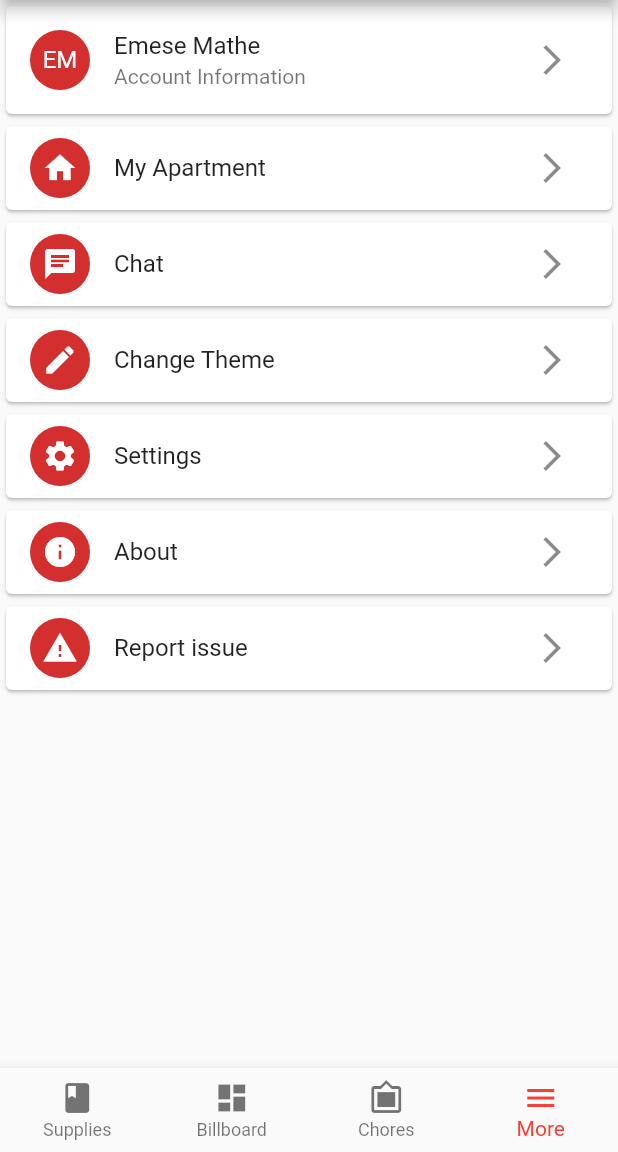
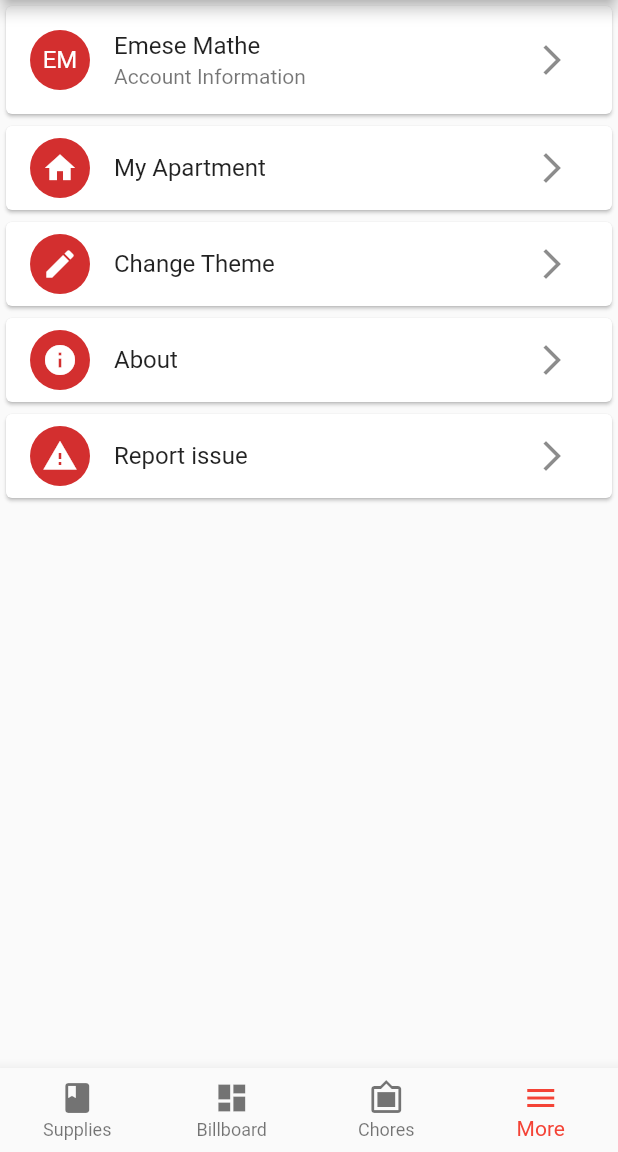
Before and after one commit to eme11/Splitt-The-Bill-Flutter, a Flutter app: the screen it shows after launch, item 4 of the bottom bar chosen, on a phone screen of 412 x 824 dp, the part 84-1236 px from its top. Run offline on Flutter 3.47's test engine with Material 2 defaults, Android fonts, the phone set to English and light mode, and no system bars; our stand-ins replace percent_indicator.

Commit message:
DELETED: settings and chat card for now

```diff
--- a/lib/pages/more_page.dart
+++ b/lib/pages/more_page.dart
@@ -13,9 +13,7 @@ class MorePage extends StatelessWidget {
 
     _returnList.add(UserListTitle('Emese', 'Mathe',openNewPage,AccountInformation(),));
     _returnList.add(SimpleListTitle('My Apartment', Icons.home,openNewPage:openNewPage, page: ApartmentPage()));
-    _returnList.add(SimpleListTitle('Chat', Icons.chat));
     _returnList.add(SimpleListTitle('Change Theme', Icons.mode_edit));
-    _returnList.add(SimpleListTitle('Settings', Icons.settings));
     _returnList.add(SimpleListTitle('About', Icons.info, openNewPage:openNewPage, page: AboutPage()));
     _returnList.add(SimpleListTitle('Report issue', Icons.warning, openNewPage: openNewPage, page: ReportIssuePage()));
 
```
